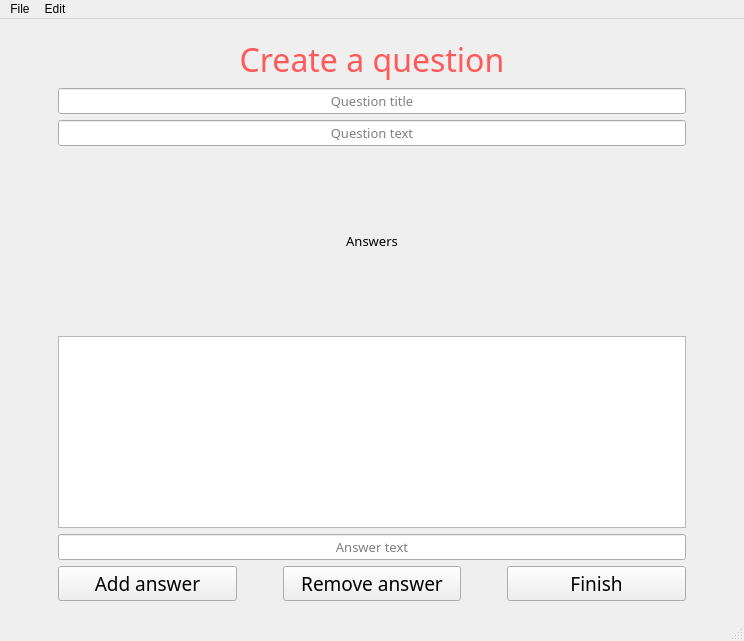
This is f20_map_quizgame/ui/mainwindow.ui in IU-IPOD-F20/map-projects-team-7 as Qt 5 draws it before an edit. The edited form follows.
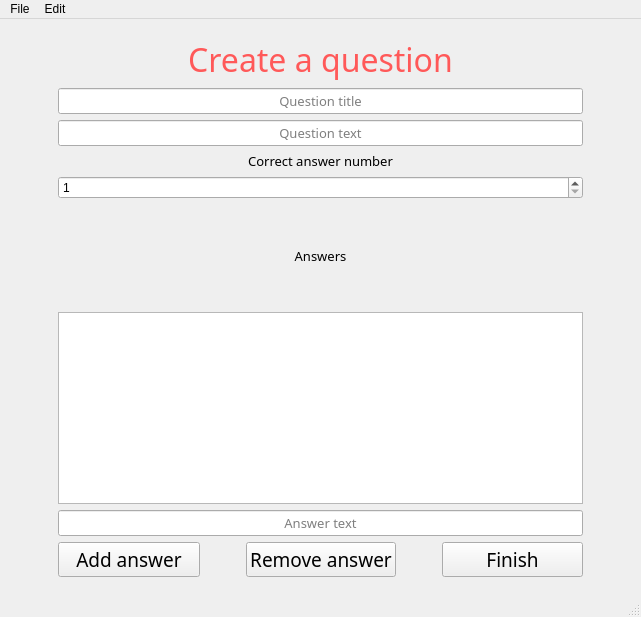
This is the edited form. The open tabs and pages were chosen to show the change.

Commit message:
FEATURE: quiz creation
Problem
The customer wants to create quizzes from the program itself.

Solution
We have added all necessary functionlality.

What changed in the file:
```diff
--- a/f20_map_quizgame/ui/mainwindow.ui
+++ b/f20_map_quizgame/ui/mainwindow.ui
@@ -6,8 +6,8 @@
    <rect>
     <x>0</x>
     <y>0</y>
-    <width>744</width>
-    <height>641</height>
+    <width>641</width>
+    <height>617</height>
    </rect>
   </property>
   <property name="windowTitle">
@@ -1142,6 +1142,41 @@
               </property>
              </widget>
             </item>
+            <item>
+             <widget class="QLabel" name="label_correct_answer">
+              <property name="font">
+               <font>
+                <family>Sylfaen</family>
+                <pointsize>10</pointsize>
+               </font>
+              </property>
+              <property name="layoutDirection">
+               <enum>Qt::LeftToRight</enum>
+              </property>
+              <property name="text">
+               <string>Correct answer number</string>
+              </property>
+              <property name="alignment">
+               <set>Qt::AlignCenter</set>
+              </property>
+             </widget>
+            </item>
+            <item>
+             <widget class="QSpinBox" name="spin_correct_answer">
+              <property name="sizePolicy">
+               <sizepolicy hsizetype="Preferred" vsizetype="Fixed">
+                <horstretch>0</horstretch>
+                <verstretch>0</verstretch>
+               </sizepolicy>
+              </property>
+              <property name="minimum">
+               <number>1</number>
+              </property>
+              <property name="maximum">
+               <number>5</number>
+              </property>
+             </widget>
+            </item>
            </layout>
           </item>
           <item>
@@ -1238,9 +1273,9 @@
           <item>
            <layout class="QVBoxLayout" name="verticalLayout_11">
             <item>
-             <widget class="QListView" name="list_view_quiz_questions_2">
+             <widget class="QListWidget" name="list_view_question_answers">
               <property name="sizePolicy">
-               <sizepolicy hsizetype="Preferred" vsizetype="Preferred">
+               <sizepolicy hsizetype="Expanding" vsizetype="Preferred">
                 <horstretch>0</horstretch>
                 <verstretch>0</verstretch>
                </sizepolicy>
@@ -1944,7 +1979,7 @@
     <rect>
      <x>0</x>
      <y>0</y>
-     <width>744</width>
+     <width>641</width>
      <height>25</height>
     </rect>
    </property>
```
Left out of the diff: 6 changed lines with no effect on the pictures. The commit also changes 2 other files.
